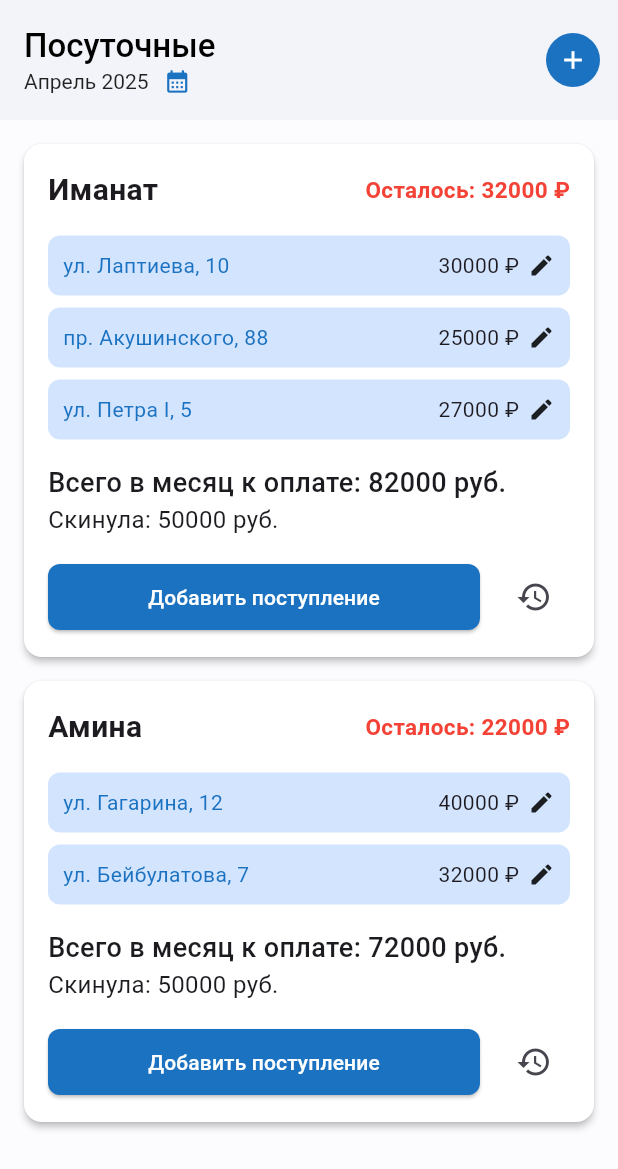
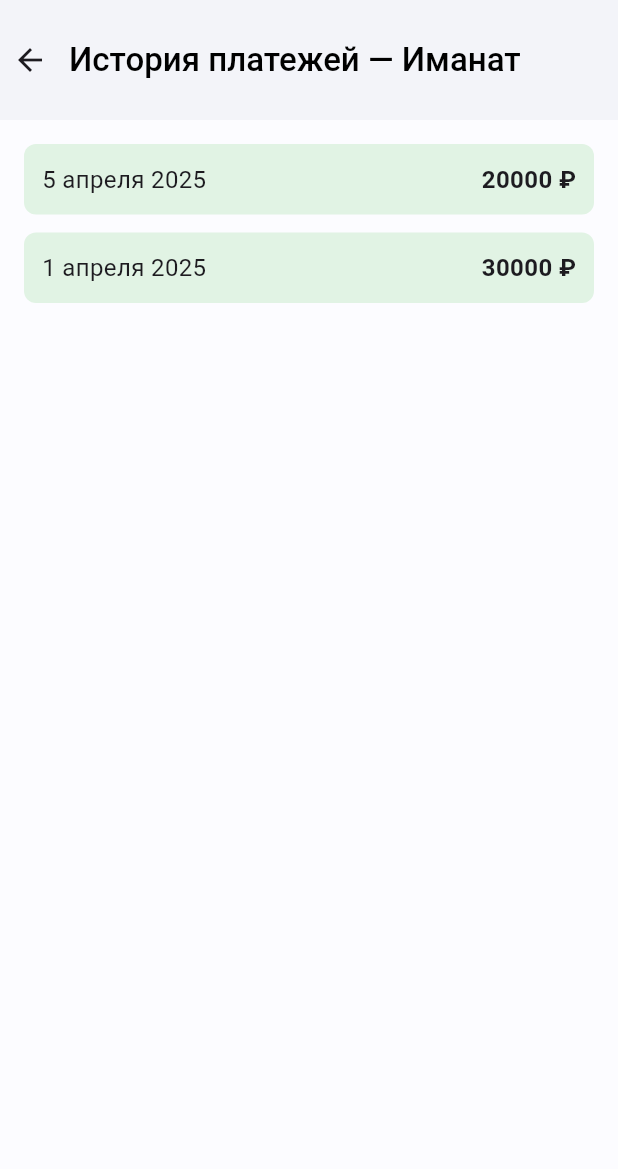
Before and after one commit to Gerkaaa/rent_tracker, a Flutter app: the DailyScreen screen opened directly, after a tap on the "history" icon, on a phone screen of 412 x 824 dp. Shown: the top 1169 px of the screen. Run offline on Flutter 3.47's test engine with Material 3 defaults, Android fonts, the phone set to English and light mode, and no system bars.

Commit message:
Feat: add daily payments history screen

```diff
--- a/lib/main.dart
+++ b/lib/main.dart
@@ -1,7 +1,12 @@
 import 'package:flutter/material.dart';
+import 'package:flutter_localizations/flutter_localizations.dart';
+import 'package:intl/date_symbol_data_local.dart';
+
 import 'package:rent_tracker/presentation/auth_screen/auth_screen.dart';
 
-void main() {
+void main() async {
+  WidgetsFlutterBinding.ensureInitialized();
+  await initializeDateFormatting('ru');
   runApp(const RentTrackerApp());
 }
 
@@ -16,6 +21,12 @@ class RentTrackerApp extends StatelessWidget {
       theme: ThemeData(
         colorScheme: ColorScheme.fromSeed(seedColor: Colors.deepPurple),
       ),
+      supportedLocales: const [Locale('ru')],
+      localizationsDelegates: [
+        GlobalMaterialLocalizations.delegate,
+        GlobalWidgetsLocalizations.delegate,
+        GlobalCupertinoLocalizations.delegate,
+      ],
       home: const AuthScreen(),
     );
   }
--- /dev/null
+++ b/lib/presentation/daily_screen/daily_payments_history_screen.dart
@@ -0,0 +1,63 @@
+import 'package:flutter/material.dart';
+import 'package:intl/intl.dart';
+import 'package:rent_tracker/presentation/widgets/custom_app_bar.dart';
+
+class DailyPaymentsHistoryScreen extends StatelessWidget {
+  final String managerName;
+  final List<Map<String, dynamic>> payments;
+
+  const DailyPaymentsHistoryScreen({
+    super.key,
+    required this.managerName,
+    required this.payments,
+  });
+
+  String _formatDate(String rawDate) {
+    final date = DateFormat('dd.MM.yyyy').parse(rawDate);
+    return DateFormat('d MMMM yyyy', 'ru').format(date);
+  }
+
+  @override
+  Widget build(BuildContext context) {
+    final sortedPayments = payments.reversed.toList();
+
+    return Scaffold(
+      backgroundColor: const Color(0xFFFCFCFF),
+      appBar: CustomAppBar(
+        titleText: 'История платежей — $managerName',
+        hideAddButton: true,
+      ),
+      body: ListView.separated(
+        padding: const EdgeInsets.all(16),
+        itemCount: sortedPayments.length,
+        separatorBuilder: (_, __) => const SizedBox(height: 12),
+        itemBuilder: (context, index) {
+          final payment = sortedPayments[index];
+          return Container(
+            padding: const EdgeInsets.all(12),
+            decoration: BoxDecoration(
+              color: const Color(0xFFE1F3E4),
+              borderRadius: BorderRadius.circular(8),
+            ),
+            child: Row(
+              mainAxisAlignment: MainAxisAlignment.spaceBetween,
+              children: [
+                Text(
+                  _formatDate(payment['date']),
+                  style: const TextStyle(fontSize: 16),
+                ),
+                Text(
+                  '${payment['amount']} ₽',
+                  style: const TextStyle(
+                    fontSize: 16,
+                    fontWeight: FontWeight.w600,
+                  ),
+                ),
+              ],
+            ),
+          );
+        },
+      ),
+    );
+  }
+}
--- a/lib/presentation/daily_screen/daily_screen.dart
+++ b/lib/presentation/daily_screen/daily_screen.dart
@@ -1,5 +1,6 @@
 import 'package:flutter/material.dart';
 import 'package:rent_tracker/core/constants/months.dart';
+import 'package:rent_tracker/presentation/daily_screen/daily_payments_history_screen.dart';
 import 'package:rent_tracker/presentation/widgets/custom_app_bar.dart';
 
 class DailyScreen extends StatefulWidget {
@@ -234,7 +235,18 @@ class _DailyScreenState extends State<DailyScreen> {
                       ),
                       const SizedBox(width: 12),
                       IconButton(
-                        onPressed: () {},
+                        onPressed: () {
+                          Navigator.push(
+                            context,
+                            MaterialPageRoute(
+                              builder:
+                                  (_) => DailyPaymentsHistoryScreen(
+                                    managerName: manager['name'],
+                                    payments: manager['payments'],
+                                  ),
+                            ),
+                          );
+                        },
                         icon: const Icon(Icons.history),
                         tooltip: 'История поступлений',
                       ),
--- a/pubspec.yaml
+++ b/pubspec.yaml
@@ -30,6 +30,12 @@ environment:
 dependencies:
   flutter:
     sdk: flutter
+
+
+  # Localization
+  flutter_localizations:
+    sdk: flutter
+  intl: any
 
   # The following adds the Cupertino Icons font to your application.
   # Use with the CupertinoIcons class for iOS style icons.
```
Also changed, not shown: pubspec.lock.
